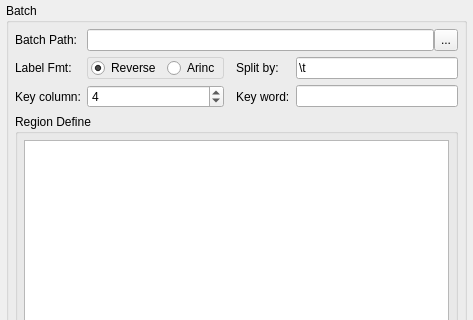
sslnjz/a429parser, file src/gui/a4292valuebatch.ui: the form before one commit; both pictures show x 0 to 473 and y 0 to 320 of the 473 by 681 pixel window.
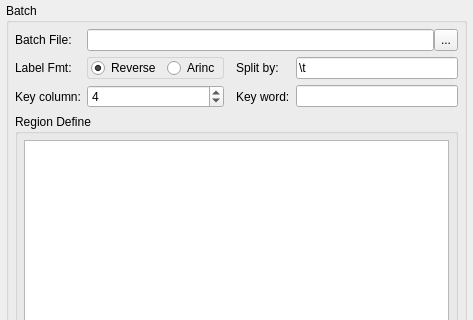
The form after the commit. Custom widgets are drawn as their Qt base class.

What changed in the file:
```diff
--- a/src/gui/a4292valuebatch.ui
+++ b/src/gui/a4292valuebatch.ui
@@ -161,7 +161,7 @@
       <item row="0" column="0">
        <widget class="QLabel" name="label">
         <property name="text">
-         <string>Batch Path:</string>
+         <string>Batch File:</string>
         </property>
        </widget>
       </item>
```
